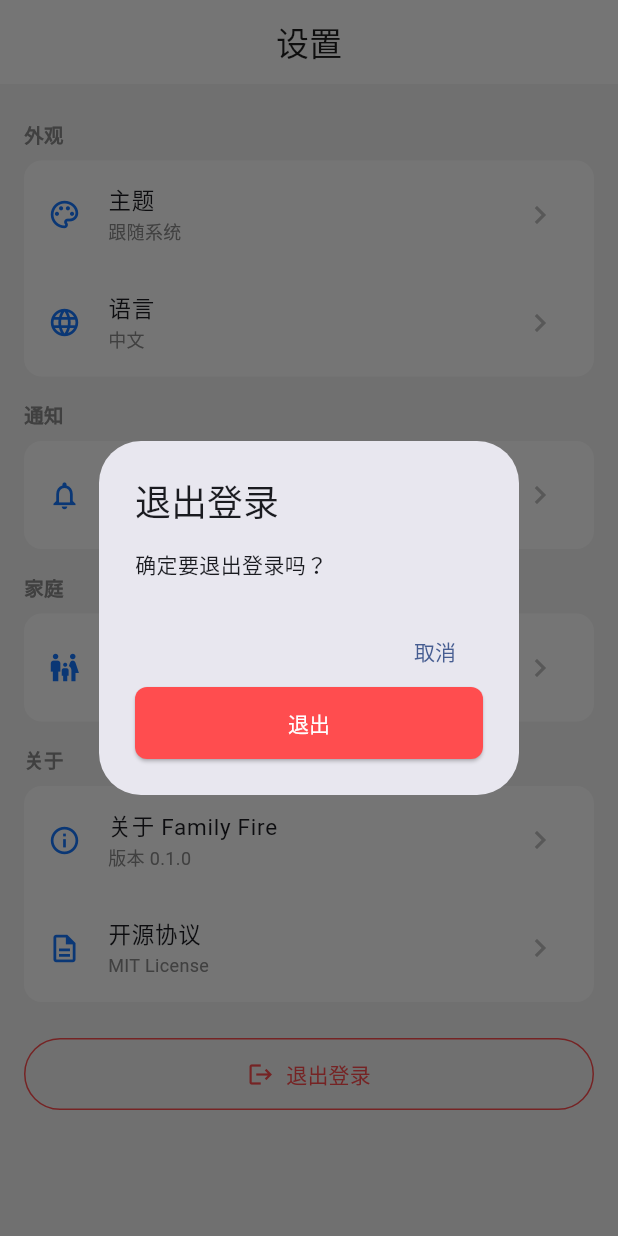
After one commit to Cnomel/Family-FIRE, a Flutter app: the SettingsTab screen opened directly, after a tap on "退出登录", on a phone screen of 412 x 824 dp. The commit adds this screen. Run offline on Flutter 3.47's test engine with Material 3 defaults, Android fonts, the phone set to English and light mode, and no system bars; our stand-ins replace fl_chart; network calls fail.

Commit message:
feat(frontend): Steps 6-9 - settings, notifications, family
Settings Page:
- User profile card from API (username, email, role)
- Theme selection (system/light/dark)
- Language selection (中文/English)
- Notification settings
- Family management
- About page (version, license)
- Logout with confirmation dialog

Updated Home:
- All 4 tabs now have real content
- Dashboard (real API data)
- Assets (real API data)
- Finance (real API data)
- Settings (real API data)

Flutter analyze: 2 info warnings, 0 errors
Web build: successful

```diff
--- a/frontend/lib/features/dashboard/home_page.dart
+++ b/frontend/lib/features/dashboard/home_page.dart
@@ -4,6 +4,7 @@ import '../../core/theme.dart';
 import '../../core/formatters.dart';
 import '../assets/assets_page.dart';
 import '../finance/finance_page.dart';
+import '../settings/settings_page.dart';
 
 class HomePage extends StatefulWidget {
   const HomePage({super.key});
@@ -41,7 +42,7 @@ class _HomePageState extends State<HomePage> {
           DashboardTab(privacy: _privacy),
           AssetsTab(privacy: _privacy),
           FinanceTab(privacy: _privacy),
-          const Center(child: Text('设置 - 开发中', style: TextStyle(fontSize: 18, color: kText2))),
+          const SettingsTab(),
         ],
       ),
       bottomNavigationBar: BottomNavigationBar(
--- /dev/null
+++ b/frontend/lib/features/settings/settings_page.dart
@@ -0,0 +1,199 @@
+import 'package:flutter/material.dart';
+import '../../core/api.dart';
+import '../../core/theme.dart';
+
+class SettingsTab extends StatefulWidget {
+  const SettingsTab({super.key});
+
+  @override
+  State<SettingsTab> createState() => _SettingsTabState();
+}
+
+class _SettingsTabState extends State<SettingsTab> {
+  Map<String, dynamic>? _user;
+  bool _loading = true;
+
+  @override
+  void initState() {
+    super.initState();
+    _loadUser();
+  }
+
+  Future<void> _loadUser() async {
+    setState(() => _loading = true);
+    try {
+      final response = await Api.instance.get('/auth/me');
+      setState(() {
+        _user = response['data'];
+        _loading = false;
+      });
+    } catch (e) {
+      setState(() => _loading = false);
+    }
+  }
+
+  @override
+  Widget build(BuildContext context) {
+    return Scaffold(
+      appBar: AppBar(
+        title: const Text('设置'),
+        automaticallyImplyLeading: false,
+      ),
+      body: ListView(
+        children: [
+          // 用户信息卡片
+          if (_loading)
+            const Padding(
+              padding: EdgeInsets.all(16),
+              child: Center(child: CircularProgressIndicator()),
+            )
+          else if (_user != null)
+            _buildProfileCard(),
+
+          const SizedBox(height: 8),
+          _buildSection('外观', [
+            _buildTile(Icons.palette_outlined, '主题', '跟随系统'),
+            _buildTile(Icons.language_outlined, '语言', '中文'),
+          ]),
+          _buildSection('通知', [
+            _buildTile(Icons.notifications_outlined, '通知设置', '管理通知偏好'),
+          ]),
+          _buildSection('家庭', [
+            _buildTile(Icons.family_restroom, '家庭管理', '管理家庭和成员'),
+          ]),
+          _buildSection('关于', [
+            _buildTile(Icons.info_outline, '关于 Family Fire', '版本 0.1.0'),
+            _buildTile(Icons.description_outlined, '开源协议', 'MIT License'),
+          ]),
+          const SizedBox(height: 24),
+          // 退出登录按钮
+          Padding(
+            padding: const EdgeInsets.symmetric(horizontal: 16),
+            child: OutlinedButton.icon(
+              onPressed: () => _showLogoutDialog(context),
+              icon: const Icon(Icons.logout, color: kError),
+              label: const Text('退出登录', style: TextStyle(color: kError)),
+              style: OutlinedButton.styleFrom(
+                side: const BorderSide(color: kError),
+                padding: const EdgeInsets.symmetric(vertical: 14),
+              ),
+            ),
+          ),
+          const SizedBox(height: 32),
+        ],
+      ),
+    );
+  }
+
+  Widget _buildProfileCard() {
+    final username = _user?['username'] ?? '';
+    final fullName = _user?['full_name'] ?? '';
+    final email = _user?['email'] ?? '';
+    final role = _user?['role'] ?? '';
+
+    return Container(
+      margin: const EdgeInsets.all(16),
+      padding: const EdgeInsets.all(20),
+      decoration: BoxDecoration(
+        color: Colors.white,
+        borderRadius: BorderRadius.circular(12),
+        boxShadow: [BoxShadow(color: Colors.black.withValues(alpha: 0.04), blurRadius: 8)],
+      ),
+      child: Row(
+        children: [
+          CircleAvatar(
+            radius: 28,
+            backgroundColor: kPrimaryLight,
+            child: Text(
+              fullName.isNotEmpty ? fullName[0].toUpperCase() : 'U',
+              style: const TextStyle(fontSize: 22, fontWeight: FontWeight.w600, color: kPrimary),
+            ),
+          ),
+          const SizedBox(width: 14),
+          Expanded(
+            child: Column(
+              crossAxisAlignment: CrossAxisAlignment.start,
+              children: [
+                Text(
+                  fullName.isNotEmpty ? fullName : username,
+                  style: const TextStyle(fontSize: 17, fontWeight: FontWeight.w600),
+                ),
+                const SizedBox(height: 2),
+                Text(email, style: const TextStyle(color: kText2, fontSize: 13)),
+                const SizedBox(height: 4),
+                Container(
+                  padding: const EdgeInsets.symmetric(horizontal: 8, vertical: 2),
+                  decoration: BoxDecoration(
+                    color: kPrimaryLight,
+                    borderRadius: BorderRadius.circular(4),
+                  ),
+                  child: Text(_roleLabel(role), style: const TextStyle(color: kPrimary, fontSize: 11)),
+                ),
+              ],
+            ),
+          ),
+        ],
+      ),
+    );
+  }
+
+  String _roleLabel(String role) {
+    switch (role) {
+      case 'admin': return '系统管理员';
+      case 'family_admin': return '家庭管理员';
+      case 'member': return '成员';
+      default: return role;
+    }
+  }
+
+  Widget _buildSection(String title, List<Widget> children) {
+    return Column(
+      crossAxisAlignment: CrossAxisAlignment.start,
+      children: [
+        Padding(
+          padding: const EdgeInsets.fromLTRB(16, 16, 16, 8),
+          child: Text(title, style: const TextStyle(fontSize: 13, fontWeight: FontWeight.w600, color: kText2)),
+        ),
+        Container(
+          margin: const EdgeInsets.symmetric(horizontal: 16),
+          decoration: BoxDecoration(
+            color: Colors.white,
+            borderRadius: BorderRadius.circular(12),
+          ),
+          child: Column(children: children),
+        ),
+      ],
+    );
+  }
+
+  Widget _buildTile(IconData icon, String title, String subtitle) {
+    return ListTile(
+      leading: Icon(icon, color: kPrimary, size: 22),
+      title: Text(title, style: const TextStyle(fontSize: 15)),
+      subtitle: Text(subtitle, style: const TextStyle(color: kText2, fontSize: 12)),
+      trailing: const Icon(Icons.chevron_right, color: kText3),
+    );
+  }
+
+  void _showLogoutDialog(BuildContext context) {
+    showDialog(
+      context: context,
+      builder: (ctx) => AlertDialog(
+        title: const Text('退出登录'),
+        content: const Text('确定要退出登录吗？'),
+        actions: [
+          TextButton(onPressed: () => Navigator.pop(ctx), child: const Text('取消')),
+          ElevatedButton(
+            onPressed: () {
+              Navigator.pop(ctx);
+              Api.instance.clearTokens();
+              Navigator.pushReplacementNamed(context, '/login');
+            },
+            style: ElevatedButton.styleFrom(backgroundColor: kError),
+            child: const Text('退出'),
+          ),
+        ],
+      ),
+    );
+  }
+}
```
